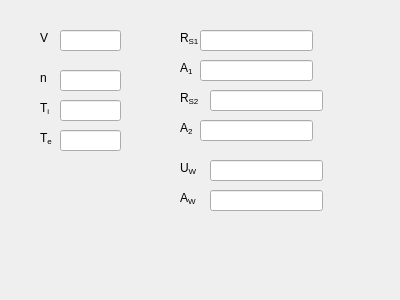
Above: roofu.ui from growchie/roofUr before the change. Below: the same form after it.
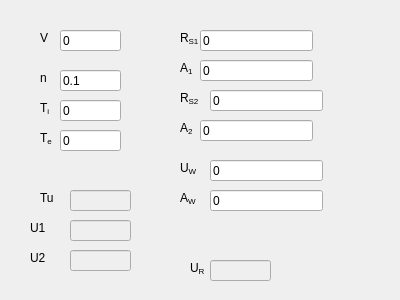
That is the form after the change.

Commit message: Added validator checks.

The edit to the form file:
```diff
--- a/roofu.ui
+++ b/roofu.ui
@@ -38,6 +38,9 @@
      <height>21</height>
     </rect>
    </property>
+   <property name="text">
+    <string>0</string>
+   </property>
   </widget>
   <widget class="QLabel" name="lblN">
    <property name="geometry">
@@ -64,6 +67,9 @@
      <height>21</height>
     </rect>
    </property>
+   <property name="text">
+    <string>0.1</string>
+   </property>
   </widget>
   <widget class="QLabel" name="lblTi">
    <property name="geometry">
@@ -90,6 +96,9 @@
      <height>21</height>
     </rect>
    </property>
+   <property name="text">
+    <string>0</string>
+   </property>
   </widget>
   <widget class="QLabel" name="lblTe">
    <property name="geometry">
@@ -116,6 +125,9 @@
      <height>21</height>
     </rect>
    </property>
+   <property name="text">
+    <string>0</string>
+   </property>
   </widget>
   <widget class="QLabel" name="lblRs1">
    <property name="geometry">
@@ -142,6 +154,9 @@
      <height>21</height>
     </rect>
    </property>
+   <property name="text">
+    <string>0</string>
+   </property>
   </widget>
   <widget class="QLabel" name="lblA1">
    <property name="geometry">
@@ -168,6 +183,9 @@
      <height>21</height>
     </rect>
    </property>
+   <property name="text">
+    <string>0</string>
+   </property>
   </widget>
   <widget class="QLabel" name="lblRs2">
    <property name="geometry">
@@ -194,6 +212,9 @@
      <height>21</height>
     </rect>
    </property>
+   <property name="text">
+    <string>0</string>
+   </property>
   </widget>
   <widget class="QLabel" name="lblA2">
    <property name="geometry">
@@ -220,6 +241,9 @@
      <height>21</height>
     </rect>
    </property>
+   <property name="text">
+    <string>0</string>
+   </property>
   </widget>
   <widget class="QLabel" name="lblUw">
    <property name="geometry">
@@ -246,6 +270,9 @@
      <height>21</height>
     </rect>
    </property>
+   <property name="text">
+    <string>0</string>
+   </property>
   </widget>
   <widget class="QLabel" name="lblAw">
    <property name="geometry">
@@ -271,6 +298,131 @@
      <width>113</width>
      <height>21</height>
     </rect>
+   </property>
+   <property name="text">
+    <string>0</string>
+   </property>
+  </widget>
+  <widget class="QLabel" name="lblTu">
+   <property name="geometry">
+    <rect>
+     <x>40</x>
+     <y>190</y>
+     <width>16</width>
+     <height>16</height>
+    </rect>
+   </property>
+   <property name="text">
+    <string>Tu</string>
+   </property>
+  </widget>
+  <widget class="QLineEdit" name="leTu">
+   <property name="enabled">
+    <bool>false</bool>
+   </property>
+   <property name="geometry">
+    <rect>
+     <x>70</x>
+     <y>190</y>
+     <width>61</width>
+     <height>21</height>
+    </rect>
+   </property>
+   <property name="maxLength">
+    <number>5</number>
+   </property>
+  </widget>
+  <widget class="QLabel" name="lblU1">
+   <property name="enabled">
+    <bool>true</bool>
+   </property>
+   <property name="geometry">
+    <rect>
+     <x>30</x>
+     <y>220</y>
+     <width>21</width>
+     <height>16</height>
+    </rect>
+   </property>
+   <property name="text">
+    <string notr="true">U1</string>
+   </property>
+  </widget>
+  <widget class="QLineEdit" name="leU1">
+   <property name="enabled">
+    <bool>false</bool>
+   </property>
+   <property name="geometry">
+    <rect>
+     <x>70</x>
+     <y>220</y>
+     <width>61</width>
+     <height>21</height>
+    </rect>
+   </property>
+   <property name="maxLength">
+    <number>5</number>
+   </property>
+  </widget>
+  <widget class="QLabel" name="lblU2">
+   <property name="enabled">
+    <bool>true</bool>
+   </property>
+   <property name="geometry">
+    <rect>
+     <x>30</x>
+     <y>250</y>
+     <width>21</width>
+     <height>16</height>
+    </rect>
+   </property>
+   <property name="text">
+    <string notr="true">U2</string>
+   </property>
+  </widget>
+  <widget class="QLineEdit" name="leU2">
+   <property name="enabled">
+    <bool>false</bool>
+   </property>
+   <property name="geometry">
+    <rect>
+     <x>70</x>
+     <y>250</y>
+     <width>61</width>
+     <height>21</height>
+    </rect>
+   </property>
+   <property name="maxLength">
+    <number>5</number>
+   </property>
+  </widget>
+  <widget class="QLabel" name="lblUr">
+   <property name="geometry">
+    <rect>
+     <x>190</x>
+     <y>260</y>
+     <width>16</width>
+     <height>16</height>
+    </rect>
+   </property>
+   <property name="text">
+    <string notr="true">&lt;html&gt;&lt;head/&gt;&lt;body&gt;&lt;p&gt;U&lt;span style=&quot; vertical-align:sub;&quot;&gt;R&lt;/span&gt;&lt;/p&gt;&lt;/body&gt;&lt;/html&gt;</string>
+   </property>
+  </widget>
+  <widget class="QLineEdit" name="leUr">
+   <property name="enabled">
+    <bool>false</bool>
+   </property>
+   <property name="geometry">
+    <rect>
+     <x>210</x>
+     <y>260</y>
+     <width>61</width>
+     <height>21</height>
+    </rect>
+   </property>
+   <property name="maxLength">
+    <number>5</number>
    </property>
   </widget>
  </widget>
```
The commit also changes 1 other file.
